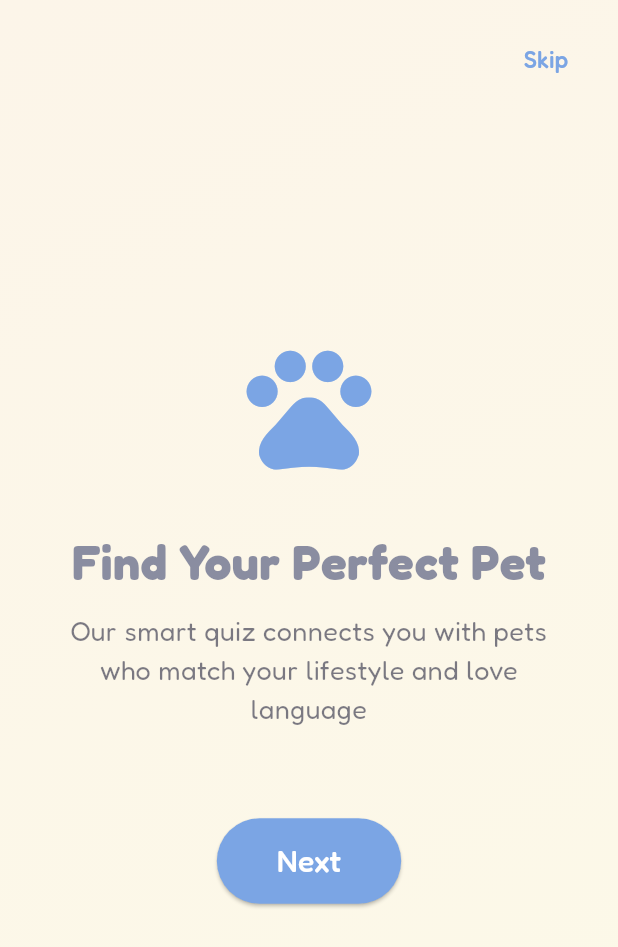
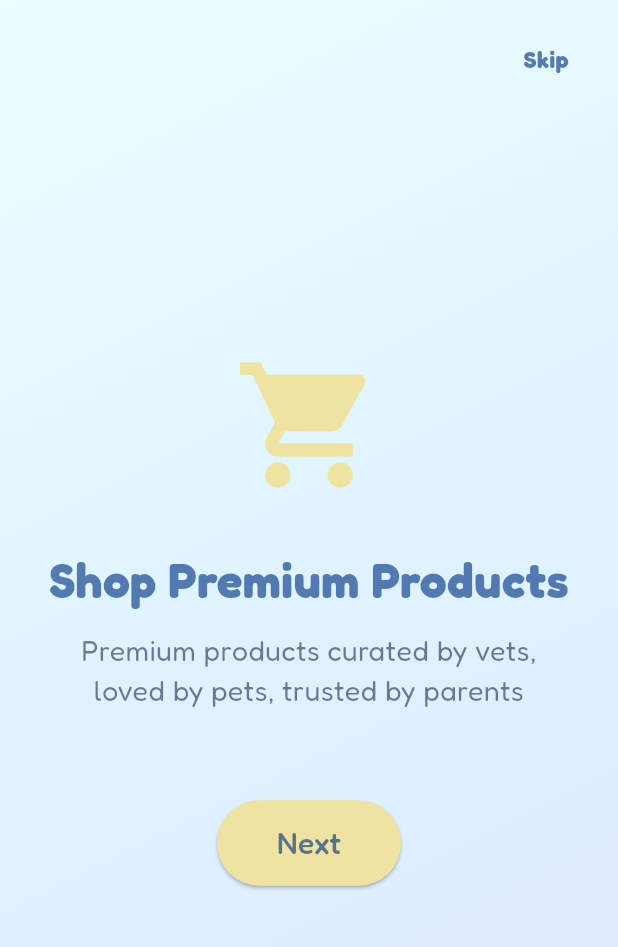
Before and after one commit to samridii/mypetjoyy, a Flutter app: the OnboardingOneScreen screen opened by its route, after a tap on "Next", on a phone screen of 412 x 824 dp. Shown: the top 947 px of the screen. Run offline on Flutter 3.47's test engine with Material 3 defaults, Android fonts, the light colour scheme and no system bars.

Commit message:
Add Onboarding Screen 2

```diff
--- a/lib/main.dart
+++ b/lib/main.dart
@@ -1,5 +1,6 @@
 import 'package:flutter/material.dart';
 import 'package:mypetjoyy/screens/onboarding_one.dart';
+import 'package:mypetjoyy/screens/onboarding_two.dart';
 import 'package:mypetjoyy/screens/splash_screen.dart';
 
 void main() {
@@ -19,6 +20,7 @@ class MyApp extends StatelessWidget {
       routes: {
         '/': (context) => const SplashScreen(),
         '/onboarding_one': (context) => const OnboardingOneScreen(),
+        '/onboarding_two': (context) => const OnboardingTwoScreen(),
       },
     );
   }
--- a/lib/screens/onboarding_two.dart
+++ b/lib/screens/onboarding_two.dart
@@ -0,0 +1,114 @@
+import 'package:flutter/material.dart';
+
+class OnboardingTwoScreen extends StatelessWidget {
+  const OnboardingTwoScreen({super.key});
+
+  @override
+  Widget build(BuildContext context) {
+    return Scaffold(
+      body: Container(
+        width: double.infinity,
+        height: double.infinity,
+        decoration: const BoxDecoration(
+          gradient: LinearGradient(
+            begin: Alignment.topLeft,
+            end: Alignment.bottomRight,
+            colors: [Color(0xFFECFEFF), Color(0xFFDEF3FF), Color(0xFFE0E7FF)],
+          ),
+        ),
+        child: SafeArea(
+          child: Stack(
+            children: [
+              // Skip Button top-right
+              Positioned(
+                top: 16,
+                right: 16,
+                child: TextButton(
+                  onPressed: () {
+                    Navigator.pushNamed(context, '/signin');
+                  },
+                  child: const Text(
+                    'Skip',
+                    style: TextStyle(
+                      fontFamily: 'Fredoka',
+                      fontSize: 16,
+                      color: Color.fromARGB(162, 1, 51, 132),
+                      fontWeight: FontWeight.w600,
+                    ),
+                  ),
+                ),
+              ),
+
+              Center(
+                child: Column(
+                  mainAxisSize: MainAxisSize.min,
+                  children: [
+                    const Icon(
+                      Icons.shopping_cart,
+                      size: 100,
+                      color: Color.fromARGB(255, 239, 227, 161),
+                    ),
+
+                    const SizedBox(height: 30),
+
+                    const Text(
+                      "Shop Premium Products",
+                      textAlign: TextAlign.center,
+                      style: TextStyle(
+                        fontFamily: "Fredoka",
+                        fontSize: 32,
+                        color: Color.fromARGB(162, 1, 51, 132),
+                        fontWeight: FontWeight.bold,
+                      ),
+                    ),
+
+                    const SizedBox(height: 10),
+
+                    const Padding(
+                      padding: EdgeInsets.symmetric(horizontal: 30),
+                      child: Text(
+                        "Premium products curated by vets, loved by pets, trusted by parents",
+                        textAlign: TextAlign.center,
+                        style: TextStyle(
+                          fontFamily: "Fredoka",
+                          fontSize: 19,
+                          color: Color.fromARGB(135, 1, 10, 52),
+                        ),
+                      ),
+                    ),
+
+                    const SizedBox(height: 60),
+
+                    ElevatedButton(
+                      style: ElevatedButton.styleFrom(
+                        backgroundColor: Color.fromARGB(255, 239, 227, 161),
+                        padding: const EdgeInsets.symmetric(
+                          horizontal: 40,
+                          vertical: 14,
+                        ),
+                        shape: RoundedRectangleBorder(
+                          borderRadius: BorderRadius.circular(30),
+                        ),
+                      ),
+                      onPressed: () {
+                        Navigator.pushNamed(context, "/onboarding_three");
+                      },
+                      child: const Text(
+                        "Next",
+                        style: TextStyle(
+                          fontFamily: "Fredoka",
+                          fontSize: 20,
+                          color: Color.fromARGB(162, 1, 51, 132),
+                        ),
+                      ),
+                    ),
+                  ],
+                ),
+              ),
+            ],
+          ),
+        ),
+      ),
+    );
+  }
+}
```
